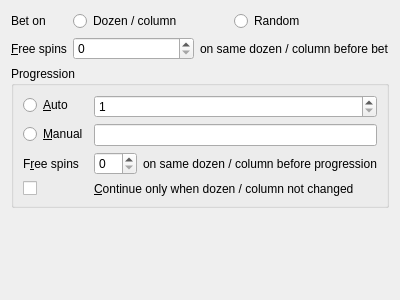
Old version of the form systems/system63/system63settingswidget.ui in the repository martin-kudlicka/roulette-bot.
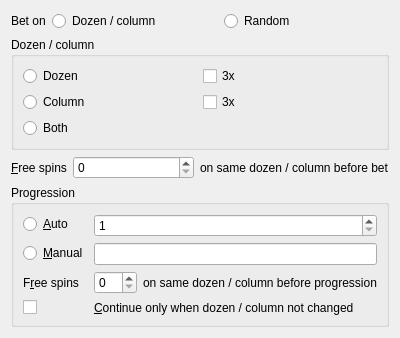
New version of the form.

Diff of the .ui file:
```diff
--- a/systems/system63/system63settingswidget.ui
+++ b/systems/system63/system63settingswidget.ui
@@ -7,7 +7,7 @@
     <x>0</x>
     <y>0</y>
     <width>400</width>
-    <height>300</height>
+    <height>319</height>
    </rect>
   </property>
   <property name="windowTitle">
@@ -16,7 +16,88 @@
   <layout class="QVBoxLayout" name="verticalLayout">
    <item>
     <layout class="QFormLayout" name="formLayout_2">
-     <item row="1" column="0">
+     <item row="0" column="0">
+      <widget class="QLabel" name="label_6">
+       <property name="text">
+        <string>Bet on</string>
+       </property>
+      </widget>
+     </item>
+     <item row="0" column="1">
+      <layout class="QHBoxLayout" name="horizontalLayout_3">
+       <item>
+        <widget class="QRadioButton" name="qrbBetOnDozenColumn">
+         <property name="text">
+          <string>Dozen / column</string>
+         </property>
+        </widget>
+       </item>
+       <item>
+        <widget class="QRadioButton" name="qrbBetOnRandom">
+         <property name="text">
+          <string>Random</string>
+         </property>
+        </widget>
+       </item>
+      </layout>
+     </item>
+    </layout>
+   </item>
+   <item>
+    <widget class="QGroupBox" name="qgbDozenColumn">
+     <property name="title">
+      <string>Dozen / column</string>
+     </property>
+     <layout class="QVBoxLayout" name="verticalLayout_2">
+      <item>
+       <layout class="QHBoxLayout" name="horizontalLayout_4">
+        <item>
+         <widget class="QRadioButton" name="qrbDozen">
+          <property name="text">
+           <string>Dozen</string>
+          </property>
+         </widget>
+        </item>
+        <item>
+         <widget class="QCheckBox" name="qcbDozen3x">
+          <property name="text">
+           <string>3x</string>
+          </property>
+         </widget>
+        </item>
+       </layout>
+      </item>
+      <item>
+       <layout class="QHBoxLayout" name="horizontalLayout_5">
+        <item>
+         <widget class="QRadioButton" name="qrbColumn">
+          <property name="text">
+           <string>Column</string>
+          </property>
+         </widget>
+        </item>
+        <item>
+         <widget class="QCheckBox" name="qcbColumn3x">
+          <property name="text">
+           <string>3x</string>
+          </property>
+         </widget>
+        </item>
+       </layout>
+      </item>
+      <item>
+       <widget class="QRadioButton" name="qrbBoth">
+        <property name="text">
+         <string>Both</string>
+        </property>
+       </widget>
+      </item>
+     </layout>
+    </widget>
+   </item>
+   <item>
+    <layout class="QFormLayout" name="formLayout_4">
+     <item row="0" column="0">
       <widget class="QLabel" name="label_2">
        <property name="text">
         <string>&amp;Free spins</string>
@@ -26,7 +107,7 @@
        </property>
       </widget>
      </item>
-     <item row="1" column="1">
+     <item row="0" column="1">
       <layout class="QHBoxLayout" name="horizontalLayout">
        <item>
         <widget class="QSpinBox" name="qsbSameDozenColumnBeforeBet"/>
@@ -40,31 +121,6 @@
        </item>
       </layout>
      </item>
-     <item row="0" column="0">
-      <widget class="QLabel" name="label_6">
-       <property name="text">
-        <string>Bet on</string>
-       </property>
-      </widget>
-     </item>
-     <item row="0" column="1">
-      <layout class="QHBoxLayout" name="horizontalLayout_3">
-       <item>
-        <widget class="QRadioButton" name="qrbBetOnDozenColumn">
-         <property name="text">
-          <string>Dozen / column</string>
-         </property>
-        </widget>
-       </item>
-       <item>
-        <widget class="QRadioButton" name="qrbBetOnRandom">
-         <property name="text">
-          <string>Random</string>
-         </property>
-        </widget>
-       </item>
-      </layout>
-     </item>
     </layout>
    </item>
    <item>
```
